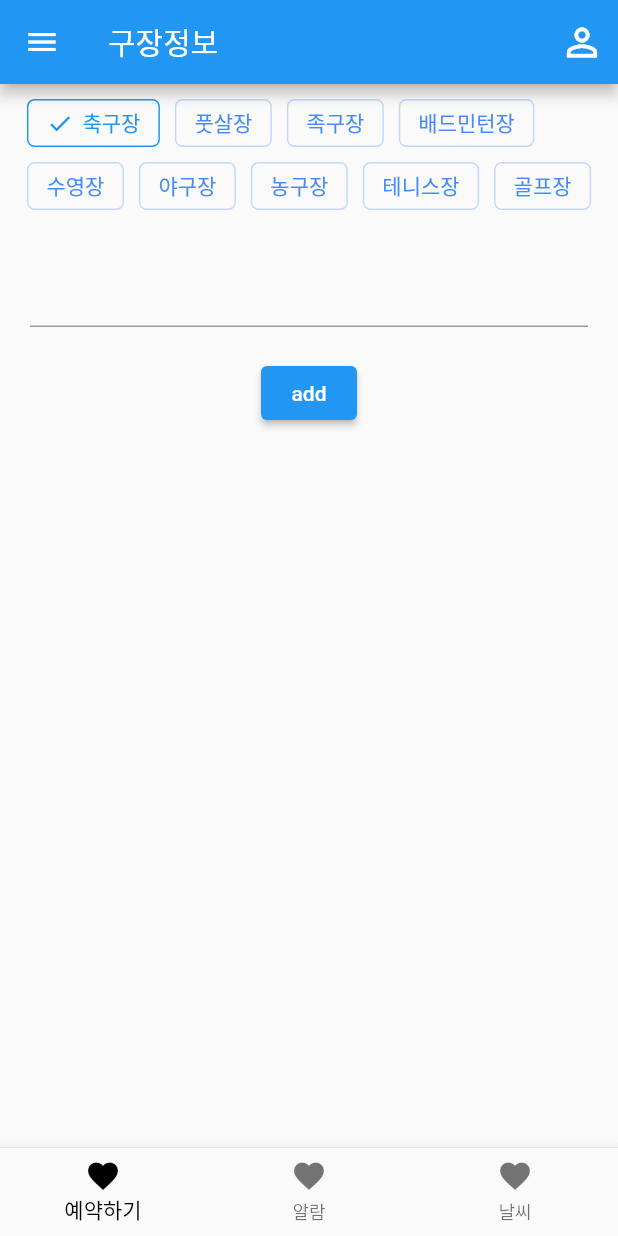
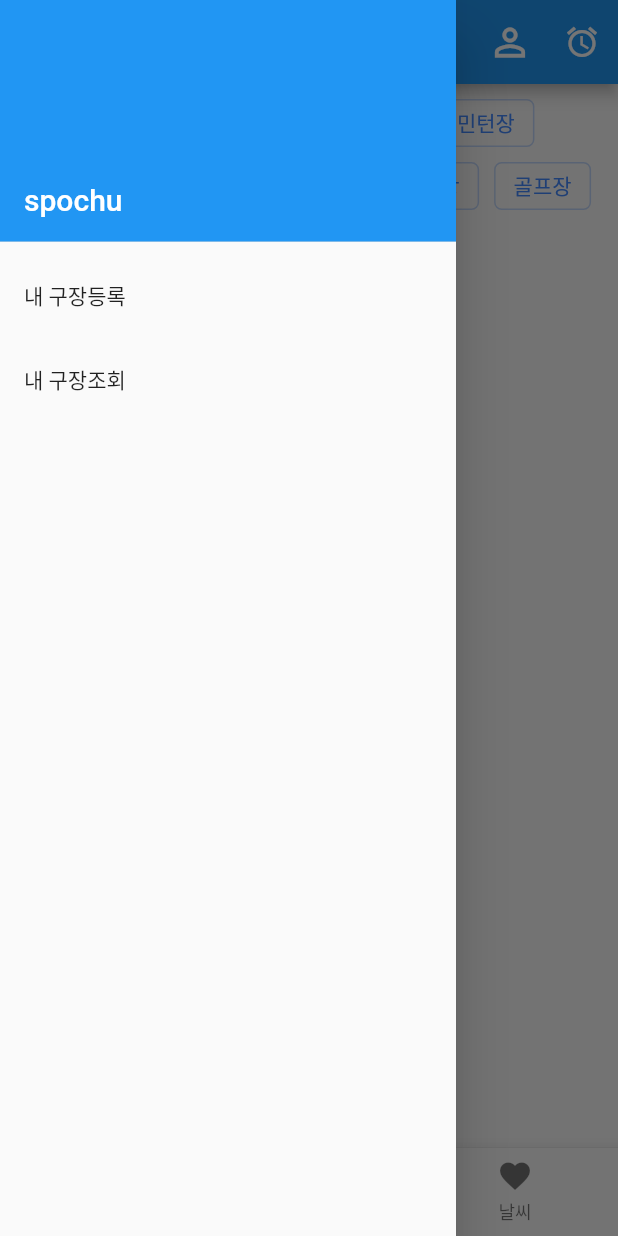
Before and after one commit to ryoush95/sportchu, a Flutter app: the screen it shows after launch, with the side drawer open (before the commit the screen has no drawer), on a phone screen of 412 x 824 dp. Run offline on Flutter 3.47's test engine with Material 2 defaults, Android fonts, the phone set to English and light mode, and no system bars; our stand-ins replace chips_choice_null_safety, cloud_firestore, firebase_auth, firebase_core, firebase_messaging, flutter_datetime_picker and 9 more; missing offline and left inert: loading_animations; accounts and stored records are empty.

Commit message:
구장 추가 페이지

```diff
--- a/lib/main.dart
+++ b/lib/main.dart
@@ -21,7 +21,7 @@ class MyApp extends StatelessWidget {
   @override
   Widget build(BuildContext context) {
     return GetMaterialApp(
-      title: 'weatherapp',
+      title: 'spochu',
       home: Bottomnavigation(),
       debugShowCheckedModeBanner: false,
     );
--- a/lib/screen/BottomNavi.dart
+++ b/lib/screen/BottomNavi.dart
@@ -5,11 +5,16 @@ import 'package:firebase_core/firebase_core.dart';
 import 'package:firebase_messaging/firebase_messaging.dart';
 import 'package:flutter/material.dart';
 import 'package:flutter_local_notifications/flutter_local_notifications.dart';
+import 'package:get/get.dart';
+import 'package:google_fonts/google_fonts.dart';
+import 'package:sportchu/screen/Groundadd.dart';
 import 'package:sportchu/screen/test.dart';
 
 import 'Alarms.dart';
 import 'Ground.dart';
 import 'Loading.dart';
+import 'login.dart';
+import 'noti_setting.dart';
 import 'yeyakHistory.dart';
 
 class Bottomnavigation extends StatefulWidget {
@@ -22,9 +27,26 @@ class Bottomnavigation extends StatefulWidget {
 class _BottomnavigationState extends State<Bottomnavigation> {
   int _selectedIndex = 0;
   DateTime pre_backpress = DateTime.now();
+  String toolbar = "";
 
   final FirebaseFirestore firestore = FirebaseFirestore.instance;
   final FirebaseMessaging _fcm = FirebaseMessaging.instance;
+
+  @override
+  void initState() {
+    // TODO: implement initState
+    super.initState();
+    init();
+    _fcm.getToken().then((value) {
+      print(value);
+    });
+    // FirebaseMessaging.onMessage.listen((event) {
+    //   print(event.notification!.title);
+    //   print(event.notification!.body);
+    // });
+
+  }
+
 
   //notification foreground
   Future<void> init() async {
@@ -83,18 +105,6 @@ class _BottomnavigationState extends State<Bottomnavigation> {
     });
   }
 
-  @override
-  void initState() {
-    // TODO: implement initState
-    super.initState();
-    init();
-    // FirebaseMessaging.onMessage.listen((event) {
-    //   print(event.notification!.title);
-    //   print(event.notification!.body);
-    // });
-
-  }
-
 
   @override
   Widget build(BuildContext context) {
@@ -116,12 +126,46 @@ class _BottomnavigationState extends State<Bottomnavigation> {
         }
       },
       child: Scaffold(
+        appBar: AppBar(
+          title: Text(
+            toolbar,
+            style: GoogleFonts.lato(),
+          ),
+          // leading: IconButton(
+          //   onPressed: () {},
+          //   icon: Icon(Icons.menu),
+          // ),
+          actions: [
+            IconButton(
+              onPressed: () {
+                Get.to(login());
+              },
+              icon: Icon(
+                Icons.perm_identity,
+                size: 30,
+              ),
+            ),
+            IconButton(
+              onPressed: () {
+                Get.to(notisetting());
+              },
+              icon: Icon(Icons.alarm),
+            ),
+          ],
+        ),
         backgroundColor: Colors.black26,
         bottomNavigationBar: BottomNavigationBar(
           type: BottomNavigationBarType.fixed,
           selectedItemColor: Colors.black,
           onTap: (int index) => setState(() {
             _selectedIndex = index;
+            if(index ==0){
+              toolbar = '구장정보';
+            } else if(index == 1){
+              toolbar = '알람';
+            }else {
+              toolbar = '날씨';
+            }
           }),
           currentIndex: _selectedIndex,
           items: [
@@ -129,6 +173,38 @@ class _BottomnavigationState extends State<Bottomnavigation> {
             BottomNavigationBarItem(icon: Icon(Icons.favorite), label: '알람'),
             BottomNavigationBarItem(icon: Icon(Icons.favorite), label: '날씨'),
           ],
+        ),
+        drawer: Drawer(
+          // Add a ListView to the drawer. This ensures the user can scroll
+          // through the options in the drawer if there isn't enough vertical
+          // space to fit everything.
+          child: ListView(
+            // Important: Remove any padding from the ListView.
+            padding: EdgeInsets.zero,
+            children: [
+              const UserAccountsDrawerHeader(
+                decoration: BoxDecoration(
+                  color: Colors.blue,
+                ),
+                accountEmail: null,
+                accountName: Text('spochu', style: TextStyle(
+                  fontSize: 20,
+                ),),
+              ),
+              ListTile(
+                title: const Text('내 구장등록'),
+                onTap: () {
+                  Get.to(groundadd());
+                },
+              ),
+              ListTile(
+                title: const Text('내 구장조회'),
+                onTap: () {
+                  // Get.to(groundlist());
+                },
+              ),
+            ],
+          ),
         ),
         body: SafeArea(
           child: Container(
@@ -141,7 +217,7 @@ class _BottomnavigationState extends State<Bottomnavigation> {
 
   List widgetoption = [
     ground(),
-    test(),
+    notisetting(),
     Loading(""),
   ];
 }
--- a/lib/screen/Ground.dart
+++ b/lib/screen/Ground.dart
@@ -8,6 +8,7 @@ import 'package:chips_choice_null_safety/chips_choice_null_safety.dart';
 import 'package:get/get.dart';
 import 'package:http/http.dart';
 import 'package:sportchu/screen/Grounddetail.dart';
+import 'package:sportchu/screen/noti_setting.dart';
 
 import 'login.dart';
 
@@ -92,26 +93,6 @@ class _groundState extends State<ground> {
   @override
   Widget build(BuildContext context) {
     return Scaffold(
-      appBar: AppBar(
-        title: Text(
-          '구장정보',
-          style: GoogleFonts.lato(),
-        ),
-        leading: IconButton(
-          onPressed: () {},
-          icon: Icon(Icons.menu),
-        ),
-        actions: [
-          IconButton(
-              onPressed: () {
-                Get.to(login());
-              },
-              icon: Icon(
-                Icons.perm_identity,
-                size: 30,
-              )),
-        ],
-      ),
       body: SafeArea(
         child: Center(
           child: Container(
@@ -132,31 +113,31 @@ class _groundState extends State<ground> {
                   wrapped: true, //진실은 여러줄 거짓은 한줄
                 ),
                 // Text(tag1.toString() + Get.width.toString()),
-                Padding(
-                  padding: const EdgeInsets.all(20.0),
-                  child: TextFormField(
-                    style: GoogleFonts.lato(
-                        color: Colors.pinkAccent, fontSize: 16),
-                    onChanged: (value) => ex = value,
-                  ),
-                ),
-
-                ElevatedButton(
-                    onPressed: () async {
-                      if (ex != '') {
-                        // firestore.doc(ex).set({'name': '$ex'});
-                        // fs.collection('category').doc(docs).set({'name': '$ex'});
-                        fs
-                            .collection('category')
-                            .doc(docs)
-                            .collection('ground')
-                            .doc(ex)
-                            .set({'name': '$ex'});
-                      }
-                      var doc = await fs.collection('category').doc(docs).get();
-                      print(doc.data());
-                    },
-                    child: Text('add')),
+                // Padding(
+                //   padding: const EdgeInsets.all(20.0),
+                //   child: TextFormField(
+                //     style: GoogleFonts.lato(
+                //         color: Colors.pinkAccent, fontSize: 16),
+                //     onChanged: (value) => ex = value,
+                //   ),
+                // ),
+                //
+                // ElevatedButton(
+                //     onPressed: () async {
+                //       if (ex != '') {
+                //         // firestore.doc(ex).set({'name': '$ex'});
+                //         // fs.collection('category').doc(docs).set({'name': '$ex'});
+                //         fs
+                //             .collection('category')
+                //             .doc(docs)
+                //             .collection('ground')
+                //             .doc(ex)
+                //             .set({'name': '$ex'});
+                //       }
+                //       var doc = await fs.collection('category').doc(docs).get();
+                //       print(doc.data());
+                //     },
+                //     child: Text('add')),
                 // ElevatedButton(
                 //     onPressed: () async {
                 //       firestore.doc(ex).update({'inout': 1, 'name': '$ex'});
--- a/lib/screen/noti_setting.dart
+++ b/lib/screen/noti_setting.dart
@@ -85,8 +85,8 @@ class _notisettingState extends State<notisetting> {
   Widget build(BuildContext context) {
     // TODO: implement build
     return Scaffold(
-      appBar: AppBar(),
-      body: Container(
+      body: SafeArea(
+        child: Container(
             child: Column(
               children: [
                 FutureBuilder(
@@ -155,6 +155,7 @@ class _notisettingState extends State<notisetting> {
                     child: Text('noti')),
               ],
             )),
+      ),
     );
   }
 
```
Also changed, not shown: lib/screen/Groundadd.dart (added, +50 -0 lines), pubspec.lock (deleted), 3 other files. Lines whose indentation alone changed are shown as unchanged.
